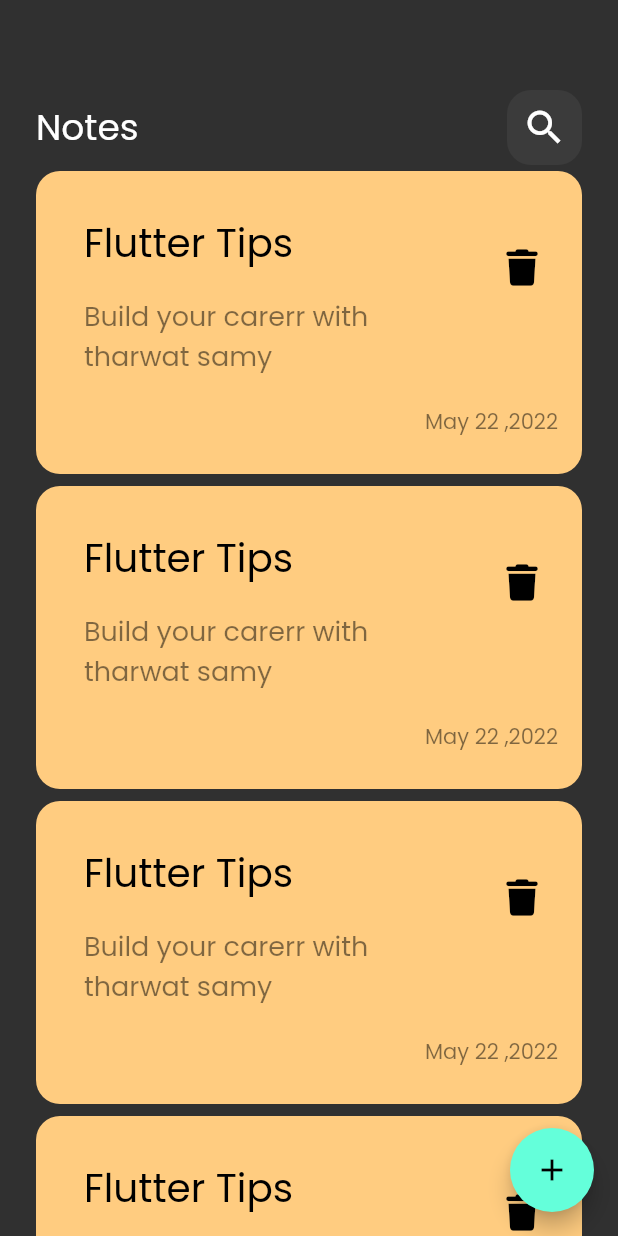
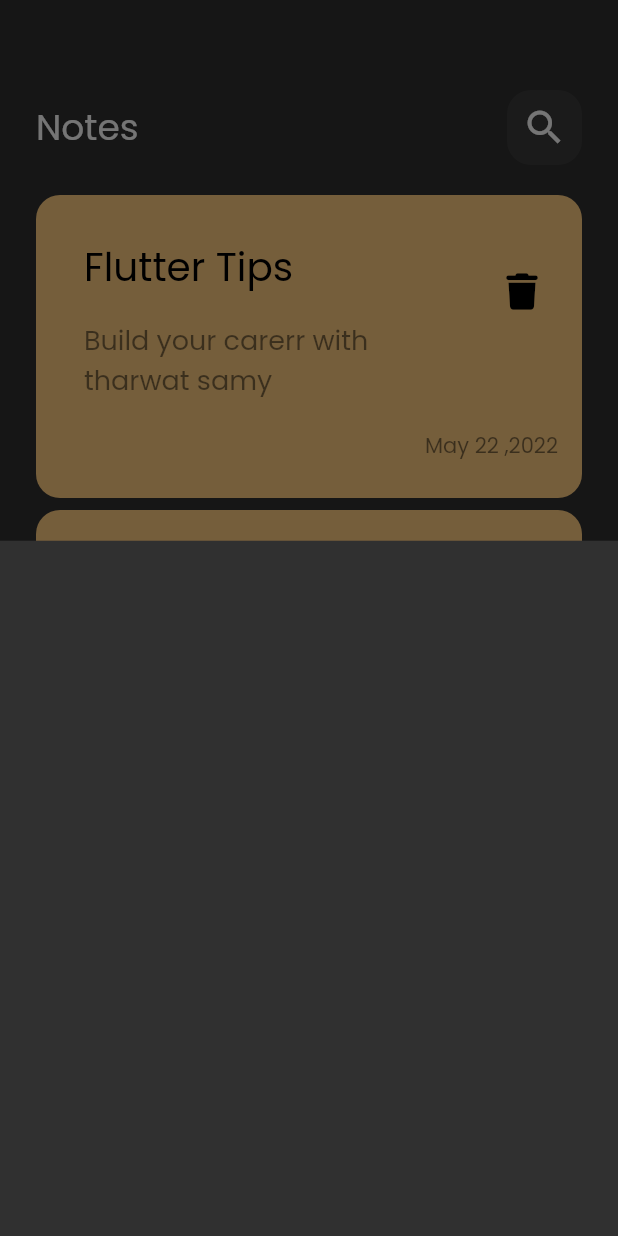
Before and after one commit to AbdBrkhsk/notes_app, a Flutter app: the screen it shows after launch, after a tap on the "add" icon, on a phone screen of 412 x 824 dp. Run offline on Flutter 3.47's test engine with Material 2 defaults, Android fonts, the phone set to English and light mode, and no system bars; our stand-ins replace font_awesome_flutter.

Commit message:
show modal bottom sheet

```diff
--- a/lib/views/notes_view.dart
+++ b/lib/views/notes_view.dart
@@ -1,4 +1,5 @@
 import 'package:flutter/material.dart';
+import 'package:notes_app/views/widgets/add_note_bottom_sheet.dart';
 import 'package:notes_app/views/widgets/notes_view_body.dart';
 
 
@@ -8,7 +9,12 @@ class NotesView extends StatelessWidget {
   @override
   Widget build(BuildContext context) {
     return Scaffold(
-      floatingActionButton: FloatingActionButton(onPressed: (){},child:const Icon(Icons.add)),
+      floatingActionButton: FloatingActionButton(onPressed: (){
+
+        showModalBottomSheet(context: context, builder: (context){
+          return const AddNoteBottomSheet();
+        });
+      },child:const Icon(Icons.add)),
       body:const NotesViewBody() ,
     );
   }
--- /dev/null
+++ b/lib/views/widgets/add_note_bottom_sheet.dart
@@ -0,0 +1,10 @@
+import 'package:flutter/material.dart';
+
+class AddNoteBottomSheet extends StatelessWidget {
+  const AddNoteBottomSheet({super.key});
+
+  @override
+  Widget build(BuildContext context) {
+    return Container();
+  }
+}
--- a/lib/views/widgets/notes_list_view.dart
+++ b/lib/views/widgets/notes_list_view.dart
@@ -8,8 +8,10 @@ const   NotesListView({super.key});
 //  List colors = [Colors.red, Colors.yellow,Colors.blue, Colors.green];
   @override
   Widget build(BuildContext context) {
-    return ListView.builder(
-
+    return Padding(
+      padding: const EdgeInsets.symmetric(vertical: 16),
+      child: ListView.builder(
+        padding: EdgeInsets.zero,
         itemBuilder: (context,index){
         return const Padding(
           padding: EdgeInsets.symmetric(vertical: 4),
@@ -17,6 +19,7 @@ const   NotesListView({super.key});
 
           ),
         );
-    });
+      }),
+    );
   }
 }
```
Lines whose indentation alone changed are shown as unchanged.
